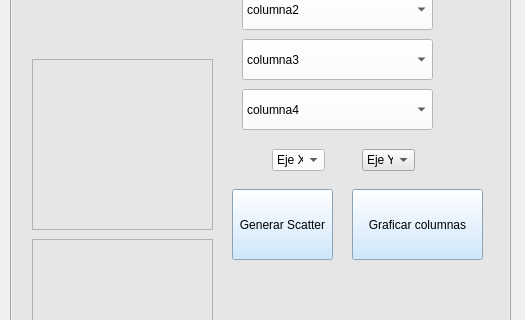
The window that Vista/principal.ui (msofiaalmanza-coder/BioSync) describes before a commit, drawn with Qt 5; both pictures show x 0 to 525 and y 117 to 437 of the 525 by 561 pixel window.
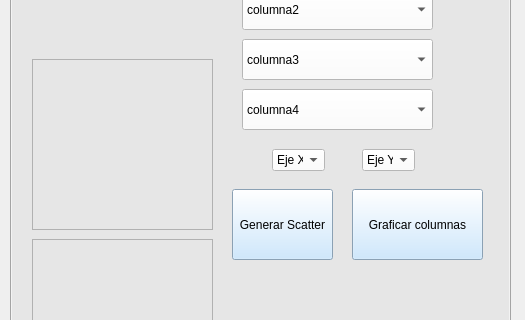
The same window after the commit.

Commit message: vista de la pagina principal

What changed in the file:
```diff
--- a/Vista/principal.ui
+++ b/Vista/principal.ui
@@ -966,7 +966,8 @@
         </rect>
        </property>
        <property name="styleSheet">
-        <string notr="true">font: 75 11pt &quot;Times New Roman&quot;;</string>
+        <string notr="true">font: 75 11pt &quot;Times New Roman&quot;;
+background-color: rgb(255, 255, 255);</string>
        </property>
        <item>
         <property name="text">
```
The commit also changes 1 other file.
